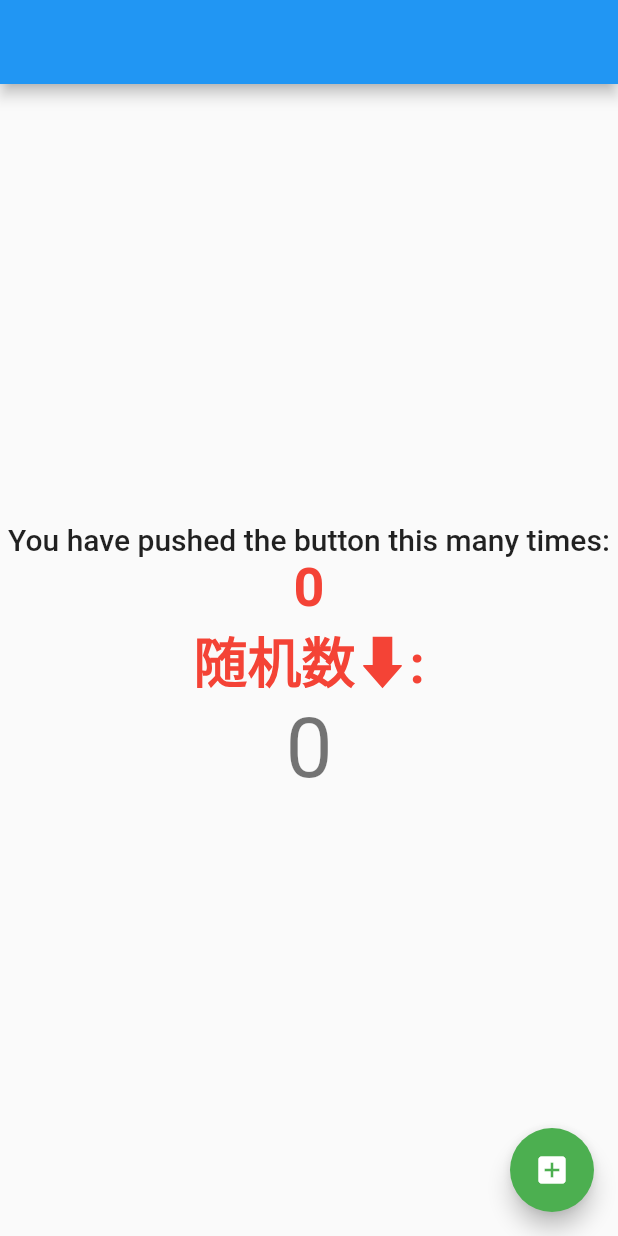
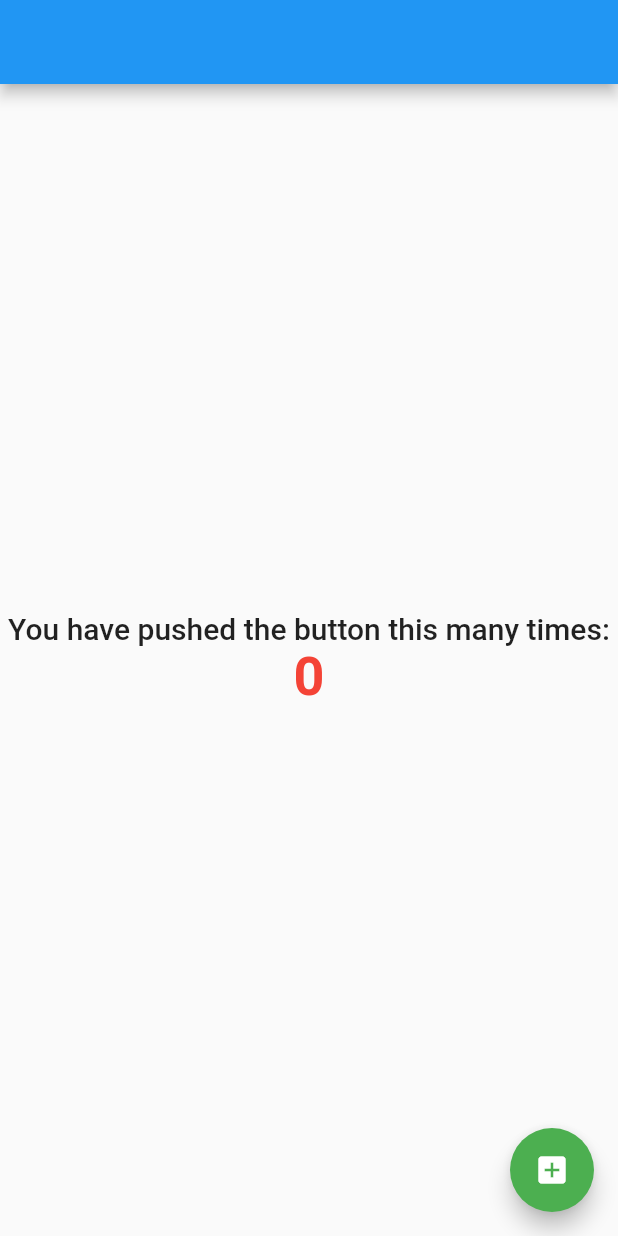
Before and after one commit to yzjzmn/Flutter_learning, a Flutter app: the MyHomePage screen opened directly with empty values, on a phone screen of 412 x 824 dp. Run offline on Flutter 3.47's test engine with Material 2 defaults, Android fonts, the phone set to English and light mode, and no system bars.

Commit message:
新建page  构建方法规范

```diff
--- a/one_project/lib/FounctionsPage.dart
+++ b/one_project/lib/FounctionsPage.dart
@@ -8,11 +8,10 @@ class FounctionsPage extends StatefulWidget {
 
   @override
   _FounctionsPageState createState() => _FounctionsPageState();
+
 }
 
-  class _FounctionsPageState extends State<FounctionsPage> {
-
-
+class _FounctionsPageState extends State<FounctionsPage> {
   // 相当于ViewDidLoad
   @override
   Widget build(BuildContext context) {
--- a/one_project/lib/main.dart
+++ b/one_project/lib/main.dart
@@ -59,7 +59,6 @@ class MyHomePage extends StatefulWidget {
 
 class _MyHomePageState extends State<MyHomePage> {
   int _counter = 0;
-  int _count = 0;
 
   void _incrementCounter() {
     setState(() {
@@ -69,7 +68,6 @@ class _MyHomePageState extends State<MyHomePage> {
       // _counter without calling setState(), then the build method would not be
       // called again, and so nothing would appear to happen.
       _counter++;
-      _count = Random().nextInt(1000);
     });
   }
 
@@ -119,17 +117,6 @@ class _MyHomePageState extends State<MyHomePage> {
                 color: Colors.red),
               //style: Theme.of(context).textTheme.display2,
             ),
-            Text(
-              '随机数⬇️:',
-              style: TextStyle(
-                fontSize: 36,
-                fontWeight: FontWeight.bold,
-                color: Colors.red
-                ),
-            ),
-            Text('$_count',
-            style: Theme.of(context).textTheme.display3,
-            )
           ],
         ),
       ),
```
Also changed, not shown: one_project/lib/BuildViewPage.dart (added, +34 -0 lines), one_project/lib/SampleAppPage.dart (+47 -45 lines), one_project/flutter_01.png (added), one_project/image_aj.png (added), one_project/image_kb.png (added).
